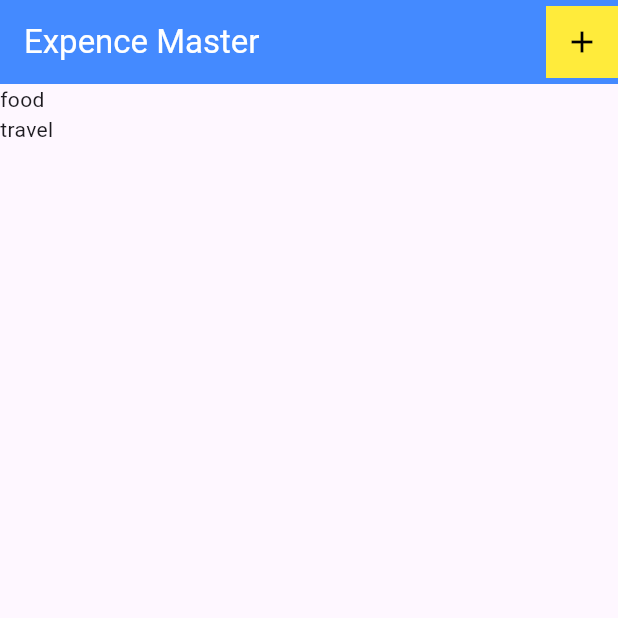
After one commit to dilshan-mp/expence_master, a Flutter app: the screen it shows after launch, on a phone screen of 412 x 824 dp, the top half of it. The commit adds this screen. Run offline on Flutter 3.47's test engine with Material 3 defaults, Android fonts, the phone set to English and light mode, and no system bars.

Commit message:
ExpenceLIst widget create

```diff
--- /dev/null
+++ b/lib/widgets/expence_list.dart
@@ -0,0 +1,18 @@
+import 'package:expence_master/models/expence.dart';
+import 'package:flutter/material.dart';
+
+class ExpenceList extends StatelessWidget {
+  const ExpenceList({super.key,required this.expenceList});
+
+final List<ExpenceModel> expenceList;
+  @override
+  Widget build(BuildContext context) {
+    return Expanded(
+            child: ListView.builder(
+              itemCount: expenceList.length,
+              itemBuilder: (context,index){
+              return Text(expenceList[index].title);
+            }),
+          );
+  }
+}
```
Also changed, not shown: lib/pages/expences.dart (+3 -8 lines).
